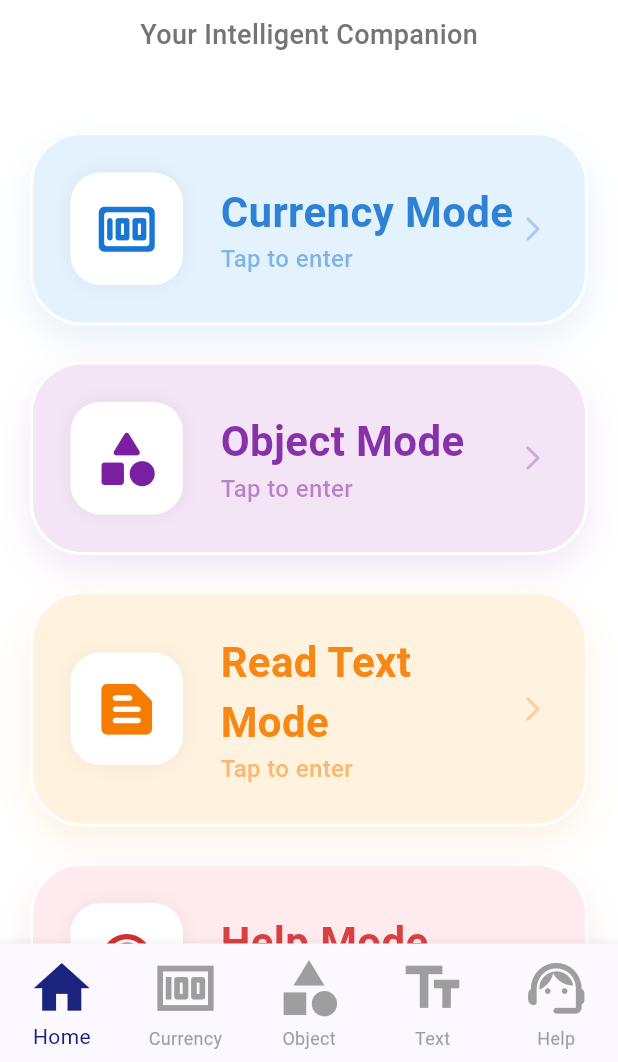
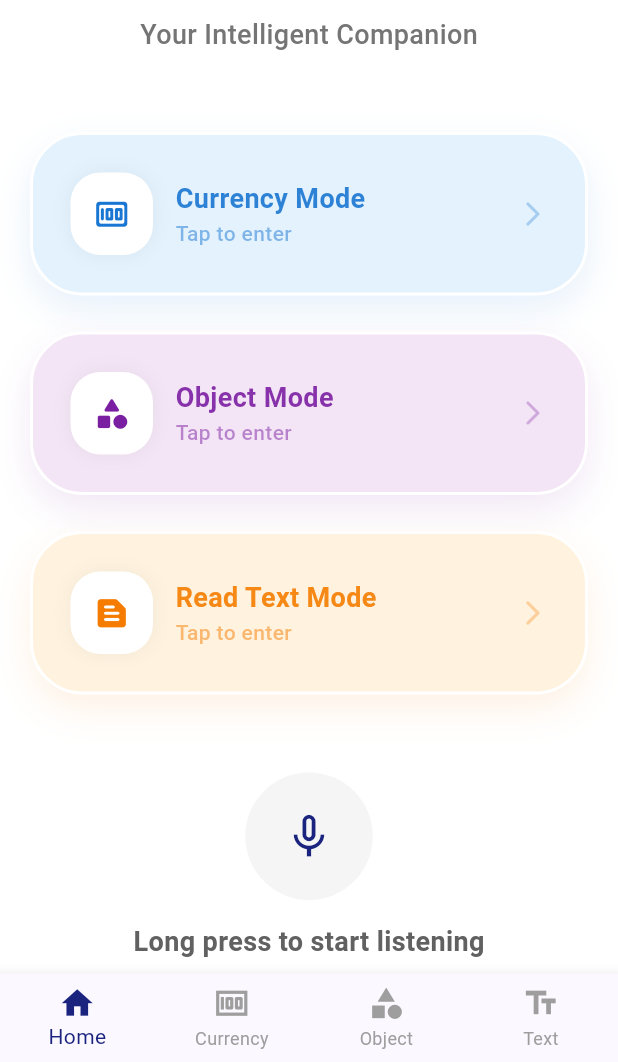
Before and after one commit to oliver-49/sanad, a Flutter app: the screen it shows after launch, on a phone screen of 412 x 824 dp, the part 174-1236 px from its top. Run offline on Flutter 3.47's test engine with Material 3 defaults, Android fonts, the phone set to English and light mode, and no system bars; our stand-ins replace bloc, camera, dio, flutter_bloc, flutter_tts, permission_handler and 2 more.

Commit message:
graduate eddtion

```diff
--- a/lib/main.dart
+++ b/lib/main.dart
@@ -1,7 +1,6 @@
 import 'package:flutter/material.dart';
 import 'package:text_to_or_from_speech_app/helper.dart/services/text_to_speach.dart';
 import 'presentation/screens/splash_screen.dart';
-import 'helper.dart/services/inreview/tts_service.dart';
 
 void main() async {
   WidgetsFlutterBinding.ensureInitialized();
--- a/lib/presentation/screens/home_page.dart
+++ b/lib/presentation/screens/home_page.dart
@@ -44,7 +44,7 @@ class _HomePageState extends State<HomePage> {
 
   Future<void> _startListening() async {
     TextToSpeach.speak("أنا مستعد للاستماع");
-    await Future.delayed(const Duration(seconds: 2), () {});
+    await Future.delayed(const Duration(seconds: 3), () {});
     await TextToSpeach.stop();
 
     bool available = await _speech.initialize(
@@ -111,16 +111,18 @@ class _HomePageState extends State<HomePage> {
         text.contains("ثلاثة") ||
         text.contains("ثلاثه")) {
       _goTo(3);
-    } else if (text.contains("4") ||
-        text.contains("٤") ||
-        text.contains("مساعدة") ||
-        text.contains("مساعده") ||
-        text.contains("خمسة") ||
-        text.contains("خمسه")) {
-      _goTo(4);
-    } else {
+    }
+    //  else if (text.contains("4") ||
+    //     text.contains("٤") ||
+    //     text.contains("مساعدة") ||
+    //     text.contains("مساعده") ||
+    //     text.contains("خمسة") ||
+    //     text.contains("خمسه")) {
+    //   _goTo(4);
+    // }
+    else {
       TextToSpeach.speak(
-        "لم أفهم، قول: تعرف على العملة، أو اقرأ النص، أو وصف الشيء، أو مساعدة",
+        "لم أفهم، قول: تعرف على العملة، أو اقرأ النص، أو وصف الشيء، ",
         isImportant: true,
       );
       Future.delayed(const Duration(seconds: 4), () {
@@ -138,7 +140,7 @@ class _HomePageState extends State<HomePage> {
     // _welcomeSpokenGlobal = true;
     await TextToSpeach.speak('''
       أهلاً بك في سند، أنا عينك اللي بتشوف بالصوت، مع بعض نخلي الدنيا أحلى.
-       قل واحد للعملات، اثنان للأجسام، ثلاثة للنصوص، أو أربعة للمساعدة.
+       قل واحد للعملات، اثنان للأجسام، ثلاثة للنصوص، .
        ولتشغيل الميكروفون، اضغط مطولاً على الشاشة.
         ولتغيير وضع الصوت بين كامل و مهم فقط،  اضغط مرتين على الشاشة.
       ''');
@@ -223,7 +225,6 @@ class _HomePageState extends State<HomePage> {
     widget.onSelect(index);
   }
 
-
   void toggleVoiceMode() async {
     if (TextToSpeach.currentMode == VoiceMode.full) {
       TextToSpeach.currentMode = VoiceMode.important;
@@ -294,14 +295,14 @@ class _HomePageState extends State<HomePage> {
                   const Color(0xFFFFF3E0),
                   const Color(0xFFF57C00),
                 ),
-                _buildCard(
-                  "Help Mode",
-                  Icons.support_agent_rounded,
-                  4,
-                  const Color(0xFFFFEBEE),
-                  const Color(0xFFD32F2F),
-                ),
 
+                // _buildCard(
+                //   "Help Mode",
+                //   Icons.support_agent_rounded,
+                //   4,
+                //   const Color(0xFFFFEBEE),
+                //   const Color(0xFFD32F2F),
+                // ),
                 const SizedBox(height: 40),
 
                 GestureDetector(
@@ -326,14 +327,16 @@ class _HomePageState extends State<HomePage> {
                                       color: Colors.red.withOpacity(0.3),
                                       blurRadius: 25,
                                       spreadRadius: 8,
-                                    )
+                                    ),
                                   ]
                                 : [],
                           ),
                           child: Icon(
                             _isListening ? Icons.mic : Icons.mic_none,
-                            size: 85,
-                            color: _isListening ? Colors.red : const Color(0xFF1A237E),
+                            size: 35,
+                            color: _isListening
+                                ? Colors.red
+                                : const Color(0xFF1A237E),
                           ),
                         ),
                       );
@@ -349,7 +352,7 @@ class _HomePageState extends State<HomePage> {
                       : "Long press to start listening",
                   style: TextStyle(
                     color: _isListening ? Colors.red : Colors.grey[700],
-                    fontSize: 20,
+                    fontSize: 18,
                     fontWeight: FontWeight.bold,
                   ),
                 ),
@@ -365,7 +368,13 @@ class _HomePageState extends State<HomePage> {
     );
   }
 
-  Widget _buildCard(String title, IconData icon, int index, Color bgColor, Color accentColor) {
+  Widget _buildCard(
+    String title,
+    IconData icon,
+    int index,
+    Color bgColor,
+    Color accentColor,
+  ) {
     return GestureDetector(
       onTap: () => _goTo(index),
       child: Container(
@@ -397,9 +406,9 @@ class _HomePageState extends State<HomePage> {
                   ),
                 ],
               ),
-              child: Icon(icon, color: accentColor, size: 45),
+              child: Icon(icon, color: accentColor, size: 25),
             ),
-            const SizedBox(width: 25),
+            const SizedBox(width: 15),
             Expanded(
               child: Column(
                 crossAxisAlignment: CrossAxisAlignment.start,
@@ -407,7 +416,7 @@ class _HomePageState extends State<HomePage> {
                   Text(
                     title,
                     style: TextStyle(
-                      fontSize: 28,
+                      fontSize: 18,
                       fontWeight: FontWeight.bold,
                       color: accentColor.withOpacity(0.9),
                     ),
@@ -415,7 +424,7 @@ class _HomePageState extends State<HomePage> {
                   Text(
                     "Tap to enter",
                     style: TextStyle(
-                      fontSize: 16,
+                      fontSize: 14,
                       color: accentColor.withOpacity(0.5),
                       fontWeight: FontWeight.w500,
                     ),
@@ -423,7 +432,11 @@ class _HomePageState extends State<HomePage> {
                 ],
               ),
             ),
-            Icon(Icons.arrow_forward_ios_rounded, color: accentColor.withOpacity(0.3), size: 20),
+            Icon(
+              Icons.arrow_forward_ios_rounded,
+              color: accentColor.withOpacity(0.3),
+              size: 20,
+            ),
           ],
         ),
       ),
--- a/lib/presentation/screens/home_wrapper.dart
+++ b/lib/presentation/screens/home_wrapper.dart
@@ -32,7 +32,7 @@ class _HomeWrapperState extends State<HomeWrapper> {
     "وضع العملات",
     "وضع الأجسام",
     "وضع قراءة النصوص",
-    "وضع المساعدة",
+    // "وضع المساعدة",
   ];
   void initState() {
     super.initState();
@@ -97,7 +97,7 @@ class _HomeWrapperState extends State<HomeWrapper> {
               mode: "Read Text",
               title: "Read Text Mode",
             ),
-            HelpPage(onSelect: _onItemTapped),
+            // HelpPage(onSelect: _onItemTapped),
           ],
         ),
         bottomNavigationBar: BottomNavigationBar(
@@ -106,7 +106,7 @@ class _HomeWrapperState extends State<HomeWrapper> {
           selectedItemColor: const Color(0xFF1A237E),
           unselectedItemColor: Colors.grey,
           type: BottomNavigationBarType.fixed,
-          iconSize: 45, // Increased icon size for accessibility
+          iconSize: 25, // Increased icon size for accessibility
           items: const [
             BottomNavigationBarItem(icon: Icon(Icons.home), label: 'Home'),
             BottomNavigationBarItem(icon: Icon(Icons.money), label: 'Currency'),
@@ -118,10 +118,10 @@ class _HomeWrapperState extends State<HomeWrapper> {
               icon: Icon(Icons.text_fields),
               label: 'Text',
             ),
-            BottomNavigationBarItem(
-              icon: Icon(Icons.support_agent_rounded),
-              label: 'Help',
-            ),
+            // BottomNavigationBarItem(
+            //   icon: Icon(Icons.support_agent_rounded),
+            //   label: 'Help',
+            // ),
           ],
         ),
       ),
--- a/pubspec.yaml
+++ b/pubspec.yaml
@@ -35,7 +35,6 @@ dependencies:
   camera: ^0.10.5+9
   permission_handler: ^11.3.1
   image_picker: ^1.0.4
-  google_mlkit_text_recognition: ^0.11.0
   # http: ^1.1.0
   path: ^1.8.3
   url_launcher: ^6.2.6
@@ -47,6 +46,7 @@ dependencies:
   dio: ^5.9.1
   # bloc: ^9.2.0
   flutter_bloc: ^9.1.1
+  google_mlkit_text_recognition: ^0.15.1
 
 
 
```
Also changed, not shown: pubspec.lock, 2 other files.
